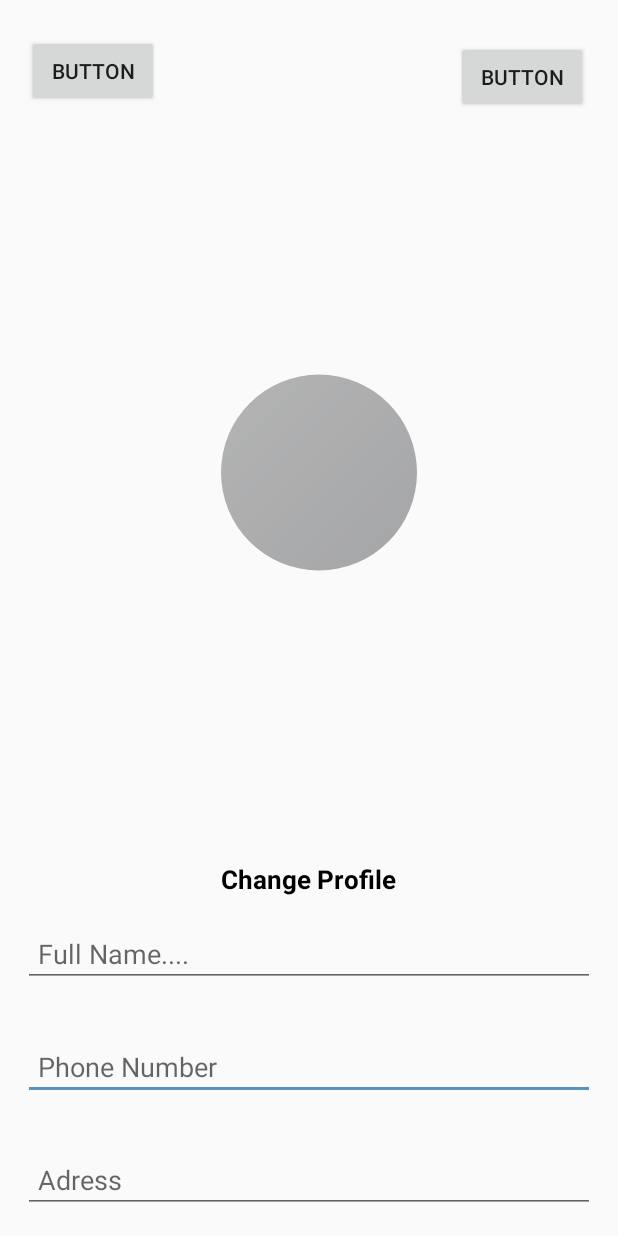
After one commit to Devin1996/PTMS, an Android app: the PassSettingsActivity screen opened directly, with no data from a screen before it, on a phone screen of 412 x 824 dp. The commit adds this screen. Run offline under Robolectric (Android 15) with nearby library versions, the phone set to English and light mode, and no system bars; our stand-ins replace CircleImageView.

Commit message:
Passenger Settings Activity Work

```diff
--- a/app/src/main/AndroidManifest.xml
+++ b/app/src/main/AndroidManifest.xml
@@ -17,7 +17,8 @@
         android:roundIcon="@mipmap/ic_launcher_round"
         android:supportsRtl="true"
         android:theme="@style/AppTheme">
-        <activity android:name=".PassengerSettingsActivity"/>
+        <activity android:name=".PassSettingsActivity"></activity>
+        <activity android:name=".MainActivity" />
         <activity
             android:name=".PasMenuActivity"
             android:label="@string/title_activity_pas_menu"
@@ -25,7 +26,7 @@
         <activity android:name=".PasLoginActivity" />
         <activity android:name=".PasRegActivity" />
         <activity android:name=".PasMainActivity" />
-
+        <activity android:name=".PassengerSettingsActivity" />
         <!--
              The API key for Google Maps-based APIs is defined as a string resource.
              (See the file "res/values/google_maps_api.xml").
--- a/app/src/main/java/com/example/ptms/PasMenuActivity.java
+++ b/app/src/main/java/com/example/ptms/PasMenuActivity.java
@@ -89,7 +89,7 @@ public class PasMenuActivity extends AppCompatActivity {
                         break;
 
                     case R.id.nav_share:
-                        Intent settingsIntent = new Intent(PasMenuActivity.this, TestActivity.class);
+                        Intent settingsIntent = new Intent(PasMenuActivity.this, PassSettingsActivity.class);
                         startActivity(settingsIntent);
                         break;
 
--- /dev/null
+++ b/app/src/main/java/com/example/ptms/PassSettingsActivity.java
@@ -0,0 +1,14 @@
+package com.example.ptms;
+
+import androidx.appcompat.app.AppCompatActivity;
+
+import android.os.Bundle;
+
+public class PassSettingsActivity extends AppCompatActivity {
+
+    @Override
+    protected void onCreate(Bundle savedInstanceState) {
+        super.onCreate(savedInstanceState);
+        setContentView(R.layout.activity_pass_settings);
+    }
+}
--- /dev/null
+++ b/app/src/main/res/layout/activity_pass_settings.xml
@@ -0,0 +1,119 @@
+<?xml version="1.0" encoding="utf-8"?>
+<androidx.constraintlayout.widget.ConstraintLayout xmlns:android="http://schemas.android.com/apk/res/android"
+    xmlns:app="http://schemas.android.com/apk/res-auto"
+    xmlns:tools="http://schemas.android.com/tools"
+    android:layout_width="match_parent"
+    android:layout_height="match_parent"
+    tools:context=".PassSettingsActivity">
+
+    <Button
+        android:id="@+id/button"
+        android:layout_width="wrap_content"
+        android:layout_height="wrap_content"
+        android:layout_marginStart="18dp"
+        android:layout_marginLeft="18dp"
+        android:layout_marginTop="23dp"
+        android:layout_marginEnd="41dp"
+        android:layout_marginRight="41dp"
+        android:text="Button"
+        app:layout_constraintBottom_toTopOf="@+id/settings_profile_image"
+        app:layout_constraintEnd_toStartOf="@+id/settings_profile_image"
+        app:layout_constraintStart_toStartOf="parent"
+        app:layout_constraintTop_toTopOf="parent" />
+
+    <Button
+        android:id="@+id/button2"
+        android:layout_width="wrap_content"
+        android:layout_height="wrap_content"
+        android:layout_marginTop="27dp"
+        android:layout_marginEnd="20dp"
+        android:layout_marginRight="20dp"
+        android:text="Button"
+        app:layout_constraintEnd_toEndOf="parent"
+        app:layout_constraintStart_toEndOf="@+id/settings_profile_image"
+        app:layout_constraintTop_toTopOf="parent" />
+
+    <!--        tools:layout_editor_absoluteX="131dp"-->
+    <!--        tools:layout_editor_absoluteY="71dp" />-->
+
+    <de.hdodenhof.circleimageview.CircleImageView
+        android:id="@+id/settings_profile_image"
+        android:layout_width="0dp"
+        android:layout_height="0dp"
+        android:layout_centerHorizontal="true"
+        android:layout_marginEnd="26dp"
+        android:layout_marginRight="26dp"
+        android:layout_marginBottom="15dp"
+        android:src="@drawable/profile"
+        app:layout_constraintBottom_toTopOf="@+id/profile_image_change_btn"
+        app:layout_constraintEnd_toStartOf="@+id/button2"
+        app:layout_constraintStart_toEndOf="@+id/button"
+        app:layout_constraintTop_toBottomOf="@+id/button" />
+
+    <TextView
+        android:id="@+id/profile_image_change_btn"
+        android:layout_width="wrap_content"
+        android:layout_height="wrap_content"
+        android:layout_below="@+id/settings_profile_image"
+        android:layout_centerHorizontal="true"
+        android:text="Change Profile"
+        android:textColor="@android:color/black"
+        android:textSize="17sp"
+        android:textStyle="bold"
+        app:layout_constraintBottom_toTopOf="@+id/settings_full_name"
+        app:layout_constraintStart_toStartOf="@+id/settings_profile_image"
+        app:layout_constraintTop_toBottomOf="@+id/settings_profile_image" />
+
+    <EditText
+        android:id="@+id/settings_phone_number"
+        android:layout_width="0dp"
+        android:layout_height="wrap_content"
+        android:layout_below="@id/profile_image_change_btn"
+        android:layout_margin="15dp"
+        android:layout_marginStart="14dp"
+        android:layout_marginLeft="14dp"
+        android:layout_marginEnd="14dp"
+        android:layout_marginRight="14dp"
+        android:layout_marginBottom="6dp"
+        android:hint="Phone Number"
+        android:padding="10dp"
+        app:layout_constraintBottom_toTopOf="@+id/settings_address"
+        app:layout_constraintEnd_toEndOf="parent"
+        app:layout_constraintStart_toStartOf="parent"
+        app:layout_constraintTop_toBottomOf="@+id/settings_full_name" />
+
+    <EditText
+        android:id="@+id/settings_full_name"
+        android:layout_width="0dp"
+        android:layout_height="wrap_content"
+        android:layout_below="@id/settings_phone_number"
+        android:layout_margin="15dp"
+        android:layout_marginStart="14dp"
+        android:layout_marginLeft="14dp"
+        android:layout_marginEnd="14dp"
+        android:layout_marginRight="14dp"
+        android:hint="Full Name...."
+        android:padding="10dp"
+        app:layout_constraintBottom_toTopOf="@+id/settings_phone_number"
+        app:layout_constraintEnd_toEndOf="parent"
+        app:layout_constraintStart_toStartOf="parent"
+        app:layout_constraintTop_toBottomOf="@+id/profile_image_change_btn" />
+
+    <EditText
+        android:id="@+id/settings_address"
+        android:layout_width="0dp"
+        android:layout_height="wrap_content"
+        android:layout_below="@id/settings_full_name"
+        android:layout_margin="15dp"
+        android:layout_marginStart="14dp"
+        android:layout_marginLeft="14dp"
+        android:layout_marginEnd="14dp"
+        android:layout_marginRight="14dp"
+        android:layout_marginBottom="361dp"
+        android:hint="Adress"
+        android:padding="10dp"
+        app:layout_constraintBottom_toBottomOf="parent"
+        app:layout_constraintEnd_toEndOf="parent"
+        app:layout_constraintStart_toStartOf="parent"
+        app:layout_constraintTop_toBottomOf="@+id/settings_phone_number" />
+</androidx.constraintlayout.widget.ConstraintLayout>
```
Also changed, not shown: app/src/main/java/com/example/ptms/MainActivity.java (added, +14 -0 lines), app/src/main/java/com/example/ptms/PassengerSettingsActivity.java (added, +14 -0 lines), app/src/main/res/layout/activity_main.xml (added, +9 -0 lines), app/src/main/res/layout/activity_pas_settings.xml (added, +52 -0 lines).
